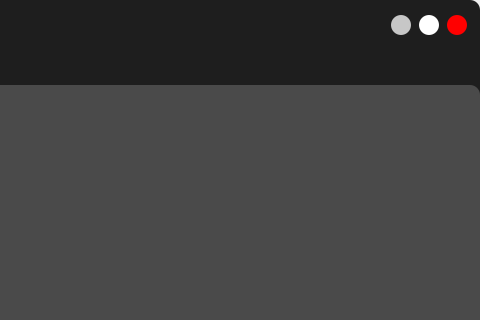
Before: the Qt Designer form UI_Files/edit_form.ui in hoangm960/Astraea, drawn with Qt 5; both pictures show x 566 to 1046 and y 0 to 320 of the 1046 by 650 pixel window.
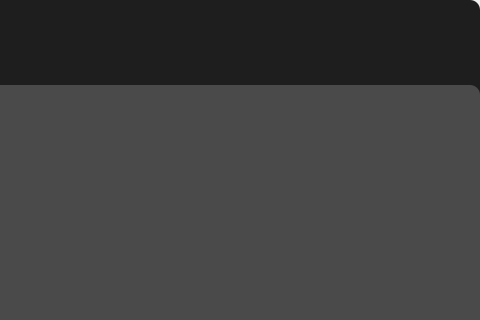
After: the same form once the commit is applied. Icons and pictures are not drawn.

What changed in the file:
```diff
--- a/UI_Files/edit_form.ui
+++ b/UI_Files/edit_form.ui
@@ -170,14 +170,14 @@
               <widget class="QPushButton" name="btn_minimize">
                <property name="minimumSize">
                 <size>
-                 <width>20</width>
-                 <height>20</height>
+                 <width>30</width>
+                 <height>30</height>
                 </size>
                </property>
                <property name="maximumSize">
                 <size>
-                 <width>20</width>
-                 <height>20</height>
+                 <width>30</width>
+                 <height>30</height>
                 </size>
                </property>
                <property name="toolTip">
@@ -185,10 +185,8 @@
                </property>
                <property name="styleSheet">
                 <string notr="true">QPushButton {
-	border: none;
-	border-radius: 10px;
-	background-color: rgb(255, 170, 0);
-	background-color: rgb(199, 199, 199);
+	background: transparent;
+	border-radius: 15px;
 }
 QPushButton:hover {
 	background-color: rgba(255, 170, 0, 150);
@@ -210,14 +208,14 @@
               <widget class="QPushButton" name="btn_maximize">
                <property name="minimumSize">
                 <size>
-                 <width>20</width>
-                 <height>20</height>
+                 <width>30</width>
+                 <height>30</height>
                 </size>
                </property>
                <property name="maximumSize">
                 <size>
-                 <width>20</width>
-                 <height>20</height>
+                 <width>30</width>
+                 <height>30</height>
                 </size>
                </property>
                <property name="toolTip">
@@ -225,10 +223,10 @@
                </property>
                <property name="styleSheet">
                 <string notr="true">QPushButton {
-	border: none;
-	border-radius: 10px;
-	background-color: rgb(85, 255, 127);
-	background-color: rgb(255, 255, 255);
+	padding: 5px;
+	image: url(:/images/icons/maxmin.png);
+	background: transparent;
+	border-radius: 15px;
 }
 QPushButton:hover {
 	background-color: rgba(85, 255, 127, 150);
@@ -250,14 +248,14 @@
               <widget class="QPushButton" name="btn_quit">
                <property name="minimumSize">
                 <size>
-                 <width>20</width>
-                 <height>20</height>
+                 <width>30</width>
+                 <height>30</height>
                 </size>
                </property>
                <property name="maximumSize">
                 <size>
-                 <width>20</width>
-                 <height>20</height>
+                 <width>30</width>
+                 <height>30</height>
                 </size>
                </property>
                <property name="toolTip">
@@ -265,9 +263,8 @@
                </property>
                <property name="styleSheet">
                 <string notr="true">QPushButton {
-	border: none;
-	border-radius: 10px;
-	background-color: rgb(255, 0, 0);
+	background: transparent;
+	border-radius: 15px;
 }
 QPushButton:hover {
 	background-color: rgba(255, 0, 0, 150);
```
Left out of the diff: 46 changed lines with no effect on the pictures.
